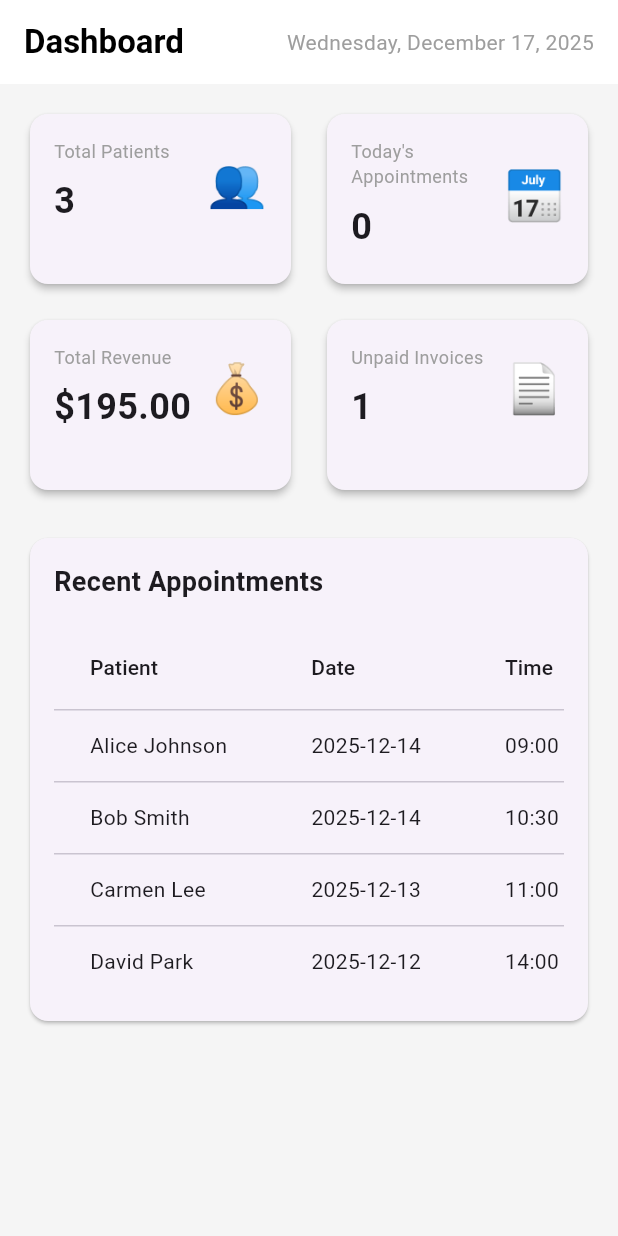
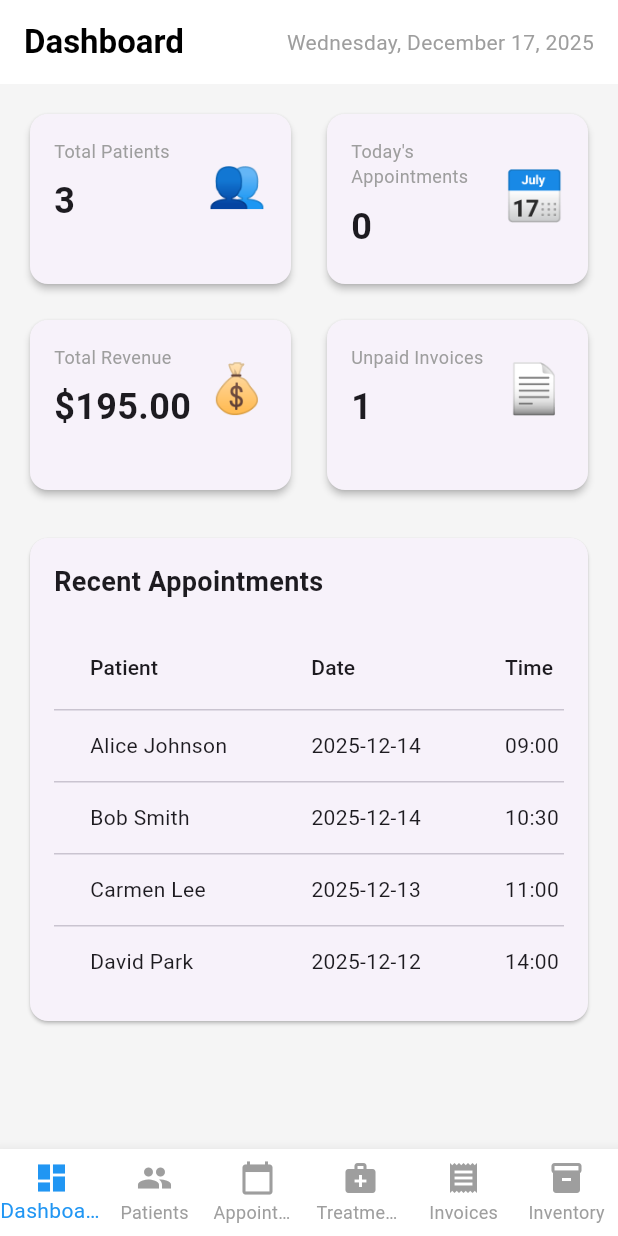
Before and after one commit to Mastene-Yahiaoui/DentNotion, a Flutter app: the screen it shows after launch, on a phone screen of 412 x 824 dp. Run offline on Flutter 3.47's test engine with Material 3 defaults, Android fonts, the light colour scheme and no system bars.

Commit message:
feat: add BottomNavbar widget and integrate it into MainScreen

```diff
--- a/dentnotion/lib/screens/home_screen.dart
+++ b/dentnotion/lib/screens/home_screen.dart
@@ -6,6 +6,7 @@ import 'appointments_screen.dart';
 import 'treatments_screen.dart';
 import 'invoices_screen.dart';
 import 'inventory_screen.dart';
+import '../widgets/bottom_navbar.dart';
 
 class MainScreen extends StatefulWidget {
   const MainScreen({Key? key}) : super(key: key);
@@ -30,6 +31,14 @@ class _MainScreenState extends State<MainScreen> {
   Widget build(BuildContext context) {
     return Scaffold(
       body: _screens[_selectedIndex],
+      bottomNavigationBar: BottomNavbar(
+        selectedIndex: _selectedIndex,
+        onTap: (index) {
+          setState(() {
+            _selectedIndex = index;
+          });
+        },
+      ),
       drawer: Drawer(
         child: Container(
           color: const Color(0xFF1F2937),
--- /dev/null
+++ b/dentnotion/lib/widgets/bottom_navbar.dart
@@ -0,0 +1,51 @@
+// lib/widgets/bottom_navbar.dart
+import 'package:flutter/material.dart';
+
+class BottomNavbar extends StatelessWidget {
+  final int selectedIndex;
+  final Function(int) onTap;
+
+  const BottomNavbar({
+    Key? key,
+    required this.selectedIndex,
+    required this.onTap,
+  }) : super(key: key);
+
+  @override
+  Widget build(BuildContext context) {
+    return BottomNavigationBar(
+      currentIndex: selectedIndex,
+      onTap: onTap,
+      type: BottomNavigationBarType.fixed,
+      backgroundColor: Colors.white,
+      selectedItemColor: Colors.blue,
+      unselectedItemColor: Colors.grey,
+      items: const [
+        BottomNavigationBarItem(
+          icon: Icon(Icons.dashboard),
+          label: 'Dashboard',
+        ),
+        BottomNavigationBarItem(
+          icon: Icon(Icons.people),
+          label: 'Patients',
+        ),
+        BottomNavigationBarItem(
+          icon: Icon(Icons.calendar_today),
+          label: 'Appointments',
+        ),
+        BottomNavigationBarItem(
+          icon: Icon(Icons.medical_services),
+          label: 'Treatments',
+        ),
+        BottomNavigationBarItem(
+          icon: Icon(Icons.receipt),
+          label: 'Invoices',
+        ),
+        BottomNavigationBarItem(
+          icon: Icon(Icons.inventory),
+          label: 'Inventory',
+        ),
+      ],
+    );
+  }
+}
```
